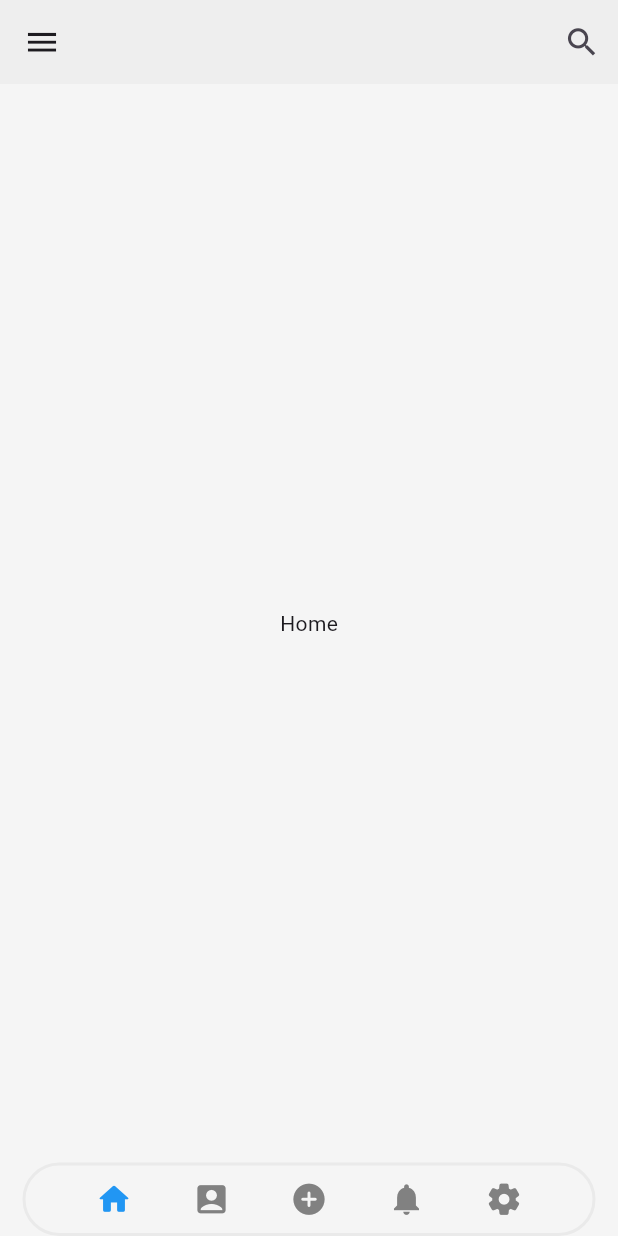
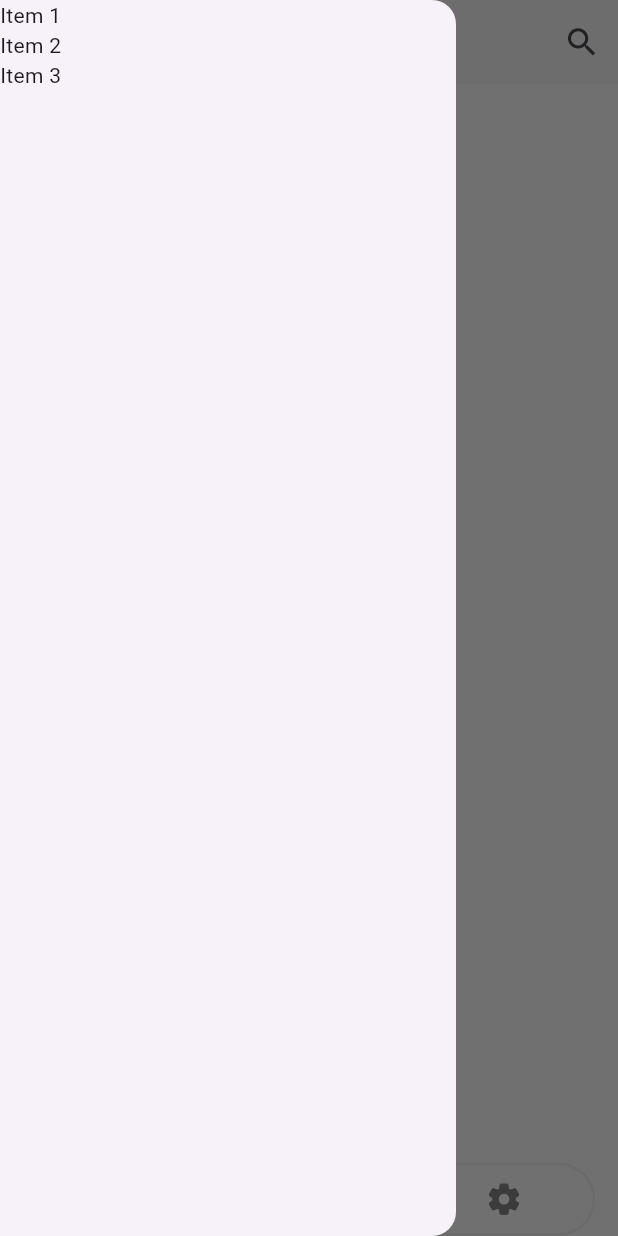
Before and after one commit to SpencerBergamo/navbar_tutorial, a Flutter app: the screen it shows after launch, with the side drawer open (before the commit the screen has no drawer), on a phone screen of 412 x 824 dp. Run offline on Flutter 3.47's test engine with Material 3 defaults, Android fonts, the phone set to English and light mode, and no system bars; drawn by our look-alikes of google_nav_bar.

Commit message:
added custom drawer icon

```diff
--- a/lib/screens/google_nav.dart
+++ b/lib/screens/google_nav.dart
@@ -17,11 +17,26 @@ class _GoogleNavState extends State<GoogleNav> {
   Widget build(BuildContext context) {
     return Scaffold(
       backgroundColor: Colors.grey[100],
+      drawer: Drawer(
+        child: ListView(
+          children: const [
+            Text('Item 1'),
+            Text('Item 2'),
+            Text('Item 3'),
+          ],
+        ),
+      ),
       appBar: AppBar(
         backgroundColor: Colors.grey[200],
-        leading: IconButton(
-          icon: const Icon(Icons.menu, size: 25),
-          onPressed: () {},
+        leading: Builder(
+          builder: (BuildContext context) {
+            return IconButton(
+              icon: const Icon(Icons.person, size: 25),
+              onPressed: () {
+                Scaffold.of(context).openDrawer();
+              },
+            );
+          },
         ),
         actions: [
           IconButton(
```
